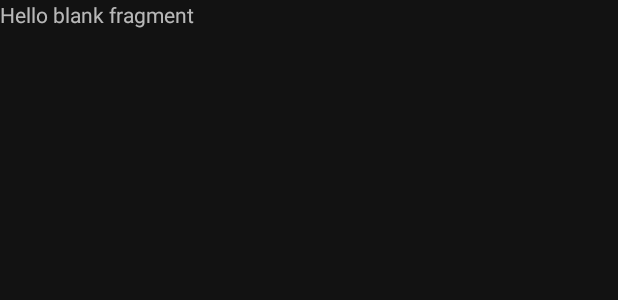
After one commit to bigdreamer1610/ChallengeFocus, an Android app: the layout fragment_pomodoro.xml on its own in the app's theme, with its tools: preview values and no code run, on a phone screen of 412 x 824 dp. The commit adds this screen. Shown: the top 300 px of the screen. Run offline under Robolectric (Android 15) with nearby library versions, the phone set to English and light mode, and no system bars.

```diff
--- /dev/null
+++ b/app/src/main/res/layout/fragment_pomodoro.xml
@@ -0,0 +1,14 @@
+<?xml version="1.0" encoding="utf-8"?>
+<FrameLayout xmlns:android="http://schemas.android.com/apk/res/android"
+    xmlns:tools="http://schemas.android.com/tools"
+    android:layout_width="match_parent"
+    android:layout_height="match_parent"
+    tools:context=".pomodoro.PomodoroFragment">
+
+    <!-- TODO: Update blank fragment layout -->
+    <TextView
+        android:layout_width="match_parent"
+        android:layout_height="match_parent"
+        android:text="@string/hello_blank_fragment" />
+
+</FrameLayout>
```
Also changed, not shown: app/src/main/java/fpt/provipluxurylimited/challengefocus/MainActivity.java (+4 -3 lines), app/src/main/java/fpt/provipluxurylimited/challengefocus/pomodoro/PomodoroFragment.java (added, +66 -0 lines), app/src/main/res/drawable/ic_menu_pomo.xml (added, +14 -0 lines), app/src/main/res/menu/menu_bottom.xml (+8 -0 lines).
